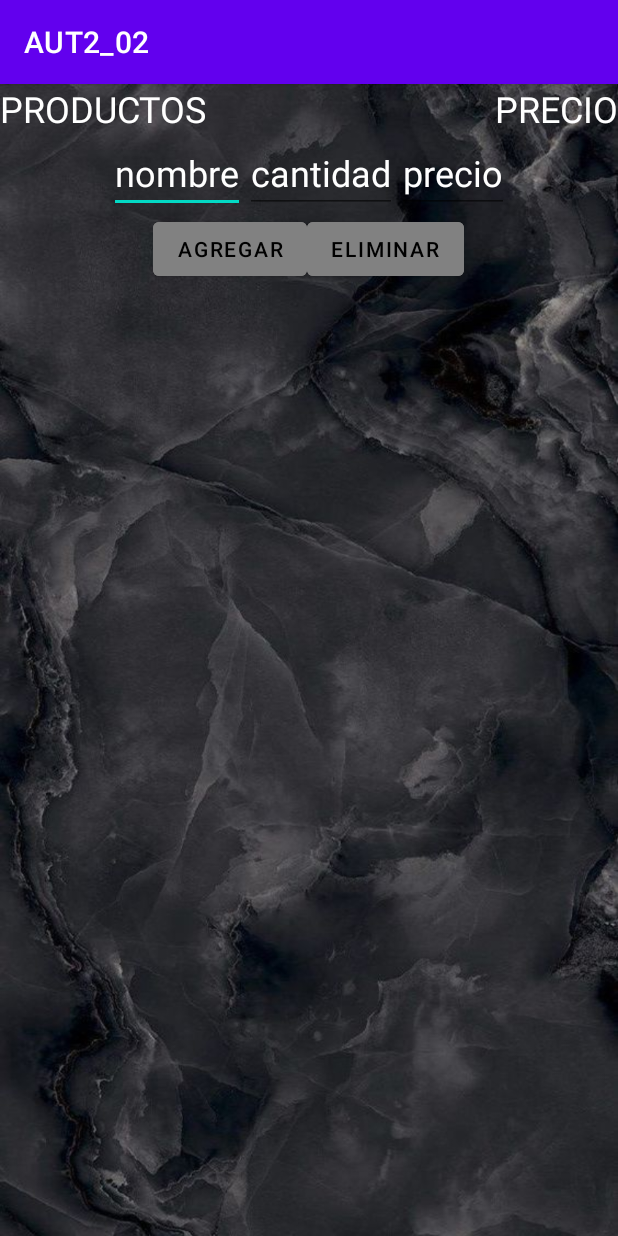
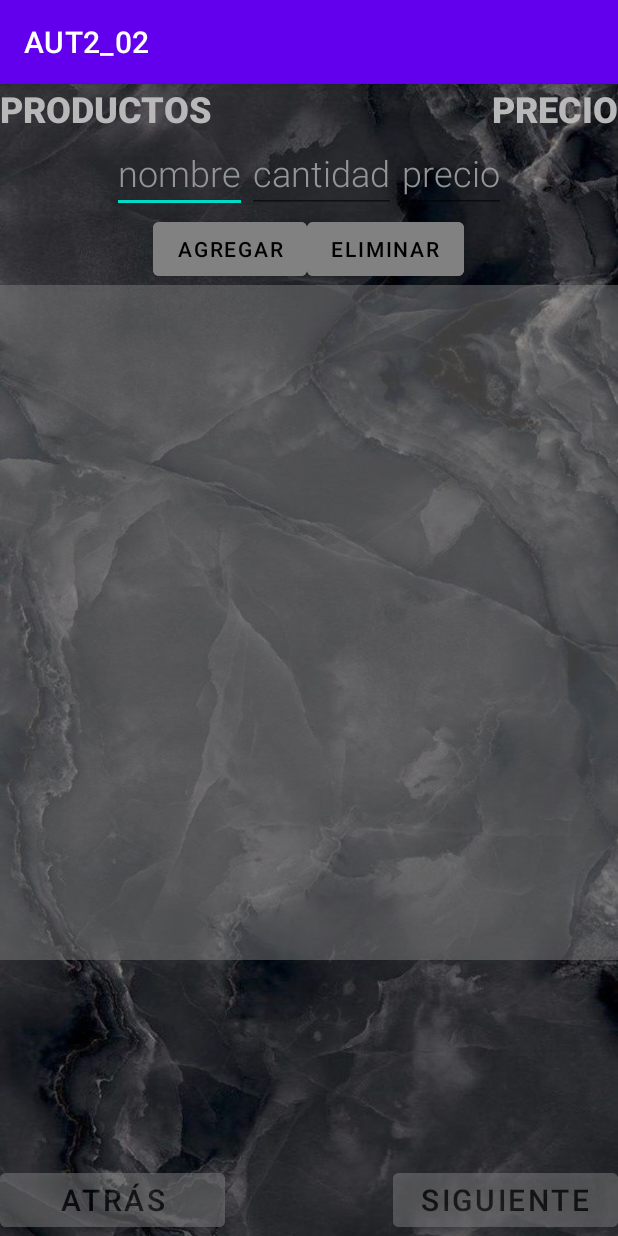
Before and after one commit to AndreaCastroBonilla/AUT2_02, an Android app: the Activity2_List screen opened directly, with no data from a screen before it, on a phone screen of 412 x 824 dp. Run offline under Robolectric (Android 15) with nearby library versions, the phone set to English and light mode, and no system bars.

Commit message:
05/11/2022 - Activity2 done

```diff
--- a/app/src/main/AndroidManifest.xml
+++ b/app/src/main/AndroidManifest.xml
@@ -13,6 +13,9 @@
         android:supportsRtl="true"
         android:theme="@style/Theme.AUT2_02"
         tools:targetApi="31">
+        <activity
+            android:name=".Activity3_Contact"
+            android:exported="false" />
         <activity
             android:name=".Activity2_List"
             android:exported="false" />
--- a/app/src/main/java/com/example/aut2_02/Activity2_List.java
+++ b/app/src/main/java/com/example/aut2_02/Activity2_List.java
@@ -4,6 +4,7 @@ import androidx.appcompat.app.AppCompatActivity;
 
 import android.app.AlertDialog;
 import android.content.DialogInterface;
+import android.content.Intent;
 import android.os.Bundle;
 import android.view.View;
 import android.widget.AdapterView;
@@ -11,6 +12,8 @@ import android.widget.ArrayAdapter;
 import android.widget.Button;
 import android.widget.EditText;
 import android.widget.ListView;
+import android.widget.TextView;
+import android.widget.Toast;
 
 import java.util.ArrayList;
 import java.util.List;
@@ -21,32 +24,64 @@ public class Activity2_List extends AppCompatActivity {
     private List<String> items;
     private ArrayAdapter adapter;
 
+    //VARIABLES PARA EL TOTAL DE PRODUCTOS Y PRECIO
+    private int cont = 0;
+    private double precio = 0;
+
     @Override
     protected void onCreate(Bundle savedInstanceState) {
         super.onCreate(savedInstanceState);
         setContentView(R.layout.activity_activity2_list);
 
+        //ACCESO A CAMPOS DE TEXTO
         EditText txtNombre = findViewById(R.id.txtNombre);
         EditText txtCantidad = findViewById(R.id.txtCantidad);
         EditText txtPrecio = findViewById(R.id.txtPrecio);
 
+        //ACCESO A BOTONES
         Button btnAgregar = findViewById(R.id.btnAgregar);
         Button btnEliminar = findViewById(R.id.btnEliminar);
+
+        TextView productosTxt = findViewById(R.id.productosText);
+        TextView precioTxt = findViewById(R.id.precioText);
+
+        //ACCESO A LA LISTA
         lista = findViewById(R.id.lista);
         items = new ArrayList<>();
 
+        //ADAPTADOR PARA INTERACTUAR CON LA LISTA
         adapter = new ArrayAdapter<String>(getApplicationContext(), android.R.layout.simple_list_item_1,items);
         lista.setAdapter(adapter);
 
+        //AGREGAR PRODUCTOS
         btnAgregar.setOnClickListener(new View.OnClickListener(){
             @Override
             public void onClick(View view) {
-                String str = txtNombre.getText().toString() + " - " + txtCantidad.getText().toString() + "u. - " + txtPrecio.getText().toString() + "€";
-                items.add(str);
+                //Si el campo del nombre está vacío, no se añadirá el producto
+                if(txtNombre.getText() == null || txtNombre.getText().toString().isEmpty()){
+                    Toast.makeText(getApplicationContext(), "¡NOMBRE OBLIGATORI0!", Toast.LENGTH_LONG).show();
+
+                }else if((txtCantidad.getText() != null || !txtCantidad.getText().toString().isEmpty()) &&
+                        (txtPrecio.getText() != null || !txtPrecio.getText().toString().isEmpty())){
+
+                    String str = txtNombre.getText().toString() + " - " + txtCantidad.getText().toString() + "u. - " + txtPrecio.getText().toString() + "€";
+                    items.add(str);
+
+                    cont = cont + Integer.parseInt(txtCantidad.getText().toString());
+                    precio = precio + (Double.parseDouble(txtPrecio.getText().toString()) * Integer.parseInt(txtCantidad.getText().toString()));
+
+                    if(cont == 1){
+                        productosTxt.setText(String.valueOf(cont) + " producto");
+                    } else {
+                        productosTxt.setText(String.valueOf(cont) + " productos");
+                    }
+                    precioTxt.setText(String.valueOf(precio) + "€");
+                }
                 adapter.notifyDataSetChanged();
             }
         });
 
+        //ELIMINAR PRODUCTOS
         btnEliminar.setOnClickListener(new View.OnClickListener(){
             @Override
             public void onClick(View view) {
@@ -54,5 +89,25 @@ public class Activity2_List extends AppCompatActivity {
                 adapter.notifyDataSetChanged();
             }
         });
+
+        //PASO A LA ACTIVITY "PRODUCTOS"
+        Button productos = findViewById(R.id.productosButton);
+        productos.setOnClickListener(new View.OnClickListener() {
+            @Override
+            public void onClick(View v) {
+                Intent intent = new Intent (v.getContext(), Activity1_Products.class);
+                startActivity(intent);
+            }
+        });
+
+        //PASO A LA ACTIVITY "CONTACTO"
+        Button contacto = findViewById(R.id.contactoButton);
+        contacto.setOnClickListener(new View.OnClickListener() {
+            @Override
+            public void onClick(View v) {
+                Intent intent = new Intent (v.getContext(), Activity3_Contact.class);
+                startActivity(intent);
+            }
+        });
     }
 }
--- a/app/src/main/res/layout/activity1_products.xml
+++ b/app/src/main/res/layout/activity1_products.xml
@@ -25,9 +25,9 @@
             android:layout_width="150dp"
             android:layout_height="wrap_content"
             android:layout_alignParentBottom="true"
-            android:text="ATRÁS"
             android:alpha="0.5"
             android:backgroundTint="@color/grey"
+            android:text="ATRÁS"
             android:textColor="@color/black"
             android:textSize="20dp" />
 
--- a/app/src/main/res/layout/activity_activity2_list.xml
+++ b/app/src/main/res/layout/activity_activity2_list.xml
@@ -17,19 +17,19 @@
             android:layout_width="wrap_content"
             android:layout_height="wrap_content"
             android:layout_alignParentRight="true"
+            android:fontFamily="sans-serif-black"
             android:text="PRECIO"
-            android:textColor="#FFFFFF"
-            android:textSize="24sp">
-        </TextView>
+            android:textColor="#B8B8B8"
+            android:textSize="24sp"></TextView>
 
         <TextView
             android:id="@+id/productosText"
             android:layout_width="wrap_content"
             android:layout_height="wrap_content"
+            android:fontFamily="sans-serif-black"
             android:text="PRODUCTOS"
-            android:textColor="#FFFFFF"
-            android:textSize="24sp">
-        </TextView>
+            android:textColor="#B8B8B8"
+            android:textSize="24sp"></TextView>
     </RelativeLayout>
 
     <RelativeLayout
@@ -41,9 +41,10 @@
             android:id="@+id/txtNombre"
             android:layout_width="wrap_content"
             android:layout_height="wrap_content"
+            android:fontFamily="sans-serif-light"
             android:hint="nombre"
-            android:textColor="@color/white"
-            android:textColorHint="#FFFFFF"
+            android:textColor="@color/grey"
+            android:textColorHint="#959595"
             android:textSize="24sp"></EditText>
 
         <EditText
@@ -51,9 +52,10 @@
             android:layout_width="wrap_content"
             android:layout_height="wrap_content"
             android:layout_toRightOf="@+id/txtNombre"
+            android:fontFamily="sans-serif-light"
             android:hint="cantidad"
-            android:textColor="@color/white"
-            android:textColorHint="#FFFFFF"
+            android:textColor="@color/grey"
+            android:textColorHint="#959595"
             android:textSize="24sp"></EditText>
 
         <EditText
@@ -61,9 +63,10 @@
             android:layout_width="wrap_content"
             android:layout_height="wrap_content"
             android:layout_toRightOf="@+id/txtCantidad"
+            android:fontFamily="sans-serif-light"
             android:hint="precio"
-            android:textColor="@color/white"
-            android:textColorHint="#FFFFFF"
+            android:textColor="@color/grey"
+            android:textColorHint="#959595"
             android:textSize="24sp"></EditText>
     </RelativeLayout>
 
@@ -93,16 +96,40 @@
         </Button>
     </RelativeLayout>
 
-
     <ListView
         android:id="@+id/lista"
         android:layout_width="match_parent"
-        android:layout_height="wrap_content"
-        android:background="#00919191"
-        android:backgroundTint="@color/white"></ListView>
+        android:layout_height="450dp"
+        android:background="#7A000000"
+        android:backgroundTint="@color/grey"></ListView>
 
+    <RelativeLayout
+        android:layout_width="match_parent"
+        android:layout_height="wrap_content">
 
+        <Button
+            android:id="@+id/productosButton"
+            android:layout_width="150dp"
+            android:layout_height="wrap_content"
+            android:layout_alignParentBottom="true"
+            android:alpha="0.5"
+            android:backgroundTint="@color/grey"
+            android:text="ATRÁS"
+            android:textColor="@color/black"
+            android:textSize="20dp" />
 
+        <Button
+            android:id="@+id/contactoButton"
+            android:layout_width="150dp"
+            android:layout_height="wrap_content"
+            android:layout_alignParentRight="true"
+            android:layout_alignParentBottom="true"
+            android:alpha="0.5"
+            android:backgroundTint="@color/grey"
+            android:text="SIGUIENTE"
+            android:textColor="@color/black"
+            android:textSize="20dp" />
+    </RelativeLayout>
 
 
 </LinearLayout>
```
Also changed, not shown: app/src/main/java/com/example/aut2_02/Activity3_Contact.java (added, +14 -0 lines), app/src/main/res/layout/activity_activity3_contact.xml (added, +9 -0 lines).
